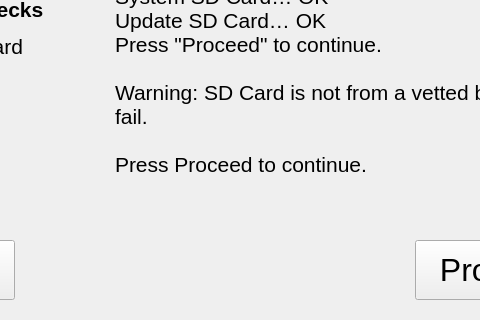
First picture: the form in updatewindow.ui, repository krontech/update-to-debian, before the edit; both pictures show x 155 to 635 and y 160 to 480 of the 800 by 480 pixel window.
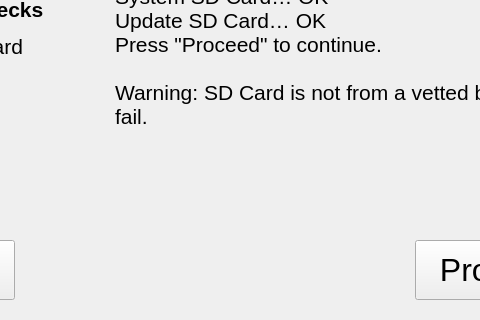
Second picture: the form after the edit. The open tabs and pages were chosen to show the change. Icons and pictures are not drawn.

Commit message: Don't show the "Press Proceed to continue" text in the warning textbox, as it is already displayed in the box above it and only when ready.

The edit to the form file:
```diff
--- a/updatewindow.ui
+++ b/updatewindow.ui
@@ -242,9 +242,7 @@
       </font>
      </property>
      <property name="text">
-      <string>Warning: SD Card is not from a vetted brand, and may fail.
-
-Press Proceed to continue.</string>
+      <string>Warning: SD Card is not from a vetted brand, and may fail.</string>
      </property>
      <property name="alignment">
       <set>Qt::AlignLeading|Qt::AlignLeft|Qt::AlignTop</set>
```
